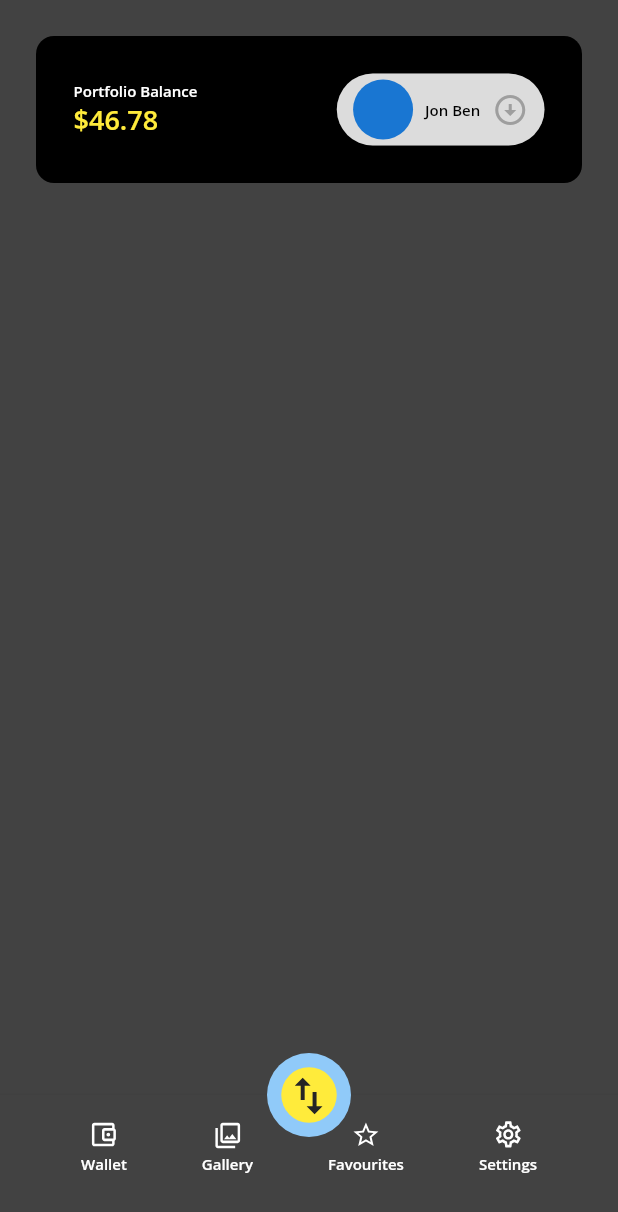
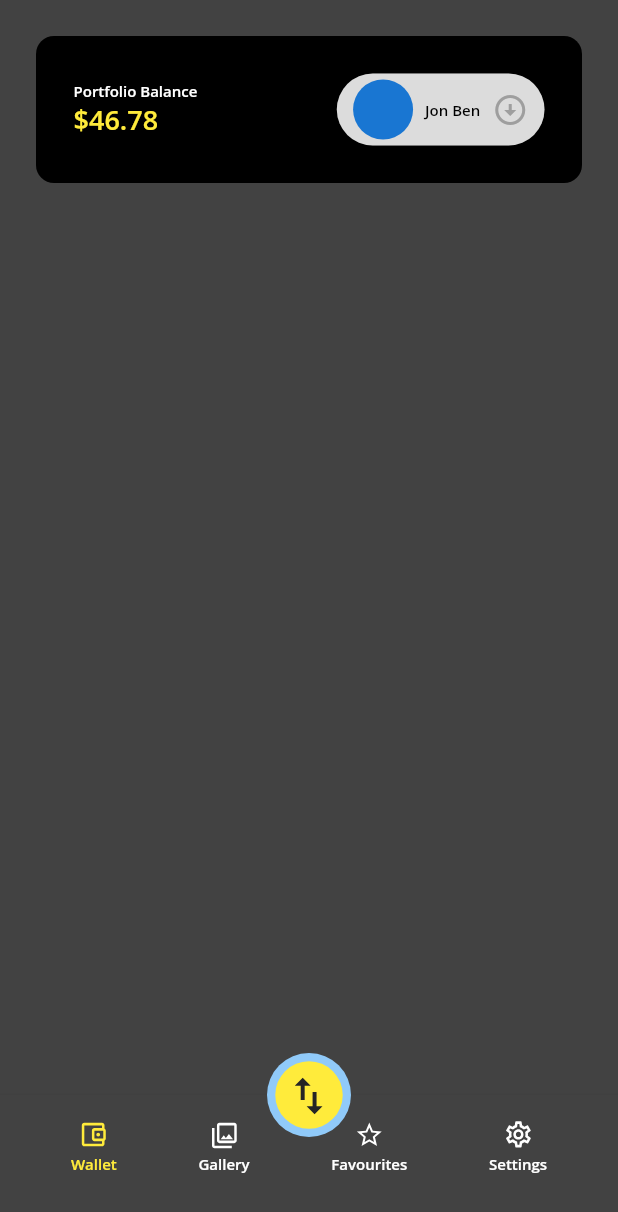
Before and after one commit to Sameerkash/krypton, a Flutter app: the screen it shows after launch, on a phone screen of 412 x 824 dp. Shown: the top 1212 px of the screen. Run offline on Flutter 3.47's test engine with Material 2 defaults, Android fonts, the phone set to English and light mode, and no system bars; our stand-ins replace flutter_riverpod, flutter_svg, freezed_annotation, google_fonts.

Commit message:
enhance: add index state

```diff
--- a/assets/data.json
+++ b/assets/data.json
@@ -22,7 +22,11 @@
       "icon": "assets/settings.svg"
     }
   ],
-  "carousel_cards": [],
+  "carouselCards": [
+    "https://raw.githubusercontent.com/Sameerkash/krypton/main/images/banner1.png",
+    "https://raw.githubusercontent.com/Sameerkash/krypton/main/images/banner3.png",
+    "https://raw.githubusercontent.com/Sameerkash/krypton/main/images/banner2.png"
+  ],
   "tokens": [
     {
       "name": "Tezos",
--- a/lib/core/app_view.dart
+++ b/lib/core/app_view.dart
@@ -3,6 +3,7 @@ import 'package:flutter_riverpod/flutter_riverpod.dart';
 import 'package:flutter_svg/flutter_svg.dart';
 import 'package:krypton/core/app_vm.dart';
 import 'package:krypton/core/widgets/bottom_bar_item.dart';
+import 'package:krypton/features/wallet/views/wallet_vm.dart';
 import 'package:krypton/utils/strings.dart';
 
 import '../features/wallet/views/wallet_view.dart';
@@ -32,6 +33,7 @@ class _AppViewState extends ConsumerState<AppView> {
   }
 
   void onPageChange(int index) {
+    ref.read(appProvider.notifier).onTabChange(index);
     _pageController.jumpToPage(index);
   }
 
@@ -44,6 +46,7 @@ class _AppViewState extends ConsumerState<AppView> {
       body: SafeArea(
         child: PageView(
           controller: _pageController,
+          onPageChanged: onPageChange,
           children: pages,
         ),
       ),
@@ -52,7 +55,7 @@ class _AppViewState extends ConsumerState<AppView> {
         onPressed: () {},
         elevation: 0,
         child: Container(
-          padding: const EdgeInsets.all(2),
+          padding: const EdgeInsets.all(6),
           decoration: const BoxDecoration(
             color: Colors.yellow,
             shape: BoxShape.circle,
@@ -67,21 +70,24 @@ class _AppViewState extends ConsumerState<AppView> {
           height: 50,
           color: Colors.grey,
         ),
-        data: (value) => BottomAppBar(
+        data: (data) => BottomAppBar(
           elevation: 2,
           color: Theme.of(context).bottomAppBarColor,
           child: Padding(
-            padding: const EdgeInsets.symmetric(horizontal: 50, vertical: 14),
+            padding: const EdgeInsets.symmetric(horizontal: 20, vertical: 14),
             child: Row(
-              mainAxisAlignment: MainAxisAlignment.spaceBetween,
-              children: value.bottomTabs
+              mainAxisAlignment: MainAxisAlignment.spaceAround,
+              children: data.bottomTabs
                   .asMap()
                   .entries
                   .map(
                     (e) => BottomBarItem(
                       label: e.value.label,
                       path: e.value.icon,
-                      onTap: () {},
+                      color: e.key == data.index ? Colors.yellow : Colors.white,
+                      onTap: () {
+                        onPageChange(e.key);
+                      },
                     ),
                   )
                   .toList(),
--- a/lib/core/models/app_state_model.dart
+++ b/lib/core/models/app_state_model.dart
@@ -11,6 +11,7 @@ class AppStateModel with _$AppStateModel {
   const factory AppStateModel.data({
     required final UserModel user,
     required final List<BottomTabItemModel> bottomTabs,
+    @Default(0) int index,
   }) = AppStateModelData;
 
 
--- a/lib/core/widgets/bottom_bar_item.dart
+++ b/lib/core/widgets/bottom_bar_item.dart
@@ -6,13 +6,14 @@ import '../../utils/colors.dart';
 class BottomBarItem extends StatelessWidget {
   final String path;
   final String label;
+  final Color color;
   final VoidCallback onTap;
   const BottomBarItem({
     Key? key,
     required this.path,
     required this.label,
     required this.onTap,
-    bool placeHolder = false,
+    this.color = Colors.white,
   }) : super(key: key);
 
   @override
@@ -29,11 +30,12 @@ class BottomBarItem extends StatelessWidget {
             children: [
               SvgPicture.asset(
                 path,
-                color: Colors.white,
+                color: color,
               ),
               Text(
                 label,
-                style: Theme.of(context).textTheme.caption,
+                style:
+                    Theme.of(context).textTheme.caption!.copyWith(color: color),
               )
             ],
           ),
--- a/lib/features/wallet/views/wallet_view.dart
+++ b/lib/features/wallet/views/wallet_view.dart
@@ -1,5 +1,6 @@
 import 'package:flutter/material.dart';
 import 'package:flutter_riverpod/flutter_riverpod.dart';
+import 'package:krypton/features/wallet/views/wallet_vm.dart';
 import 'package:krypton/features/wallet/widgets/profile_card.dart';
 
 class WalletView extends ConsumerWidget {
@@ -7,13 +8,13 @@ class WalletView extends ConsumerWidget {
 
   @override
   Widget build(BuildContext context, WidgetRef ref) {
+    final walletViewState = ref.watch(walletViewProvider);
+
     return Column(
       children: const [
         Padding(
           padding: EdgeInsets.all(24),
           child: ProfileCard(),
-
-
         ),
       ],
     );
```
Also changed, not shown: lib/core/app_vm.dart (+7 -0 lines), lib/core/models/app_state_model.freezed.dart, lib/core/models/app_state_model.g.dart.
